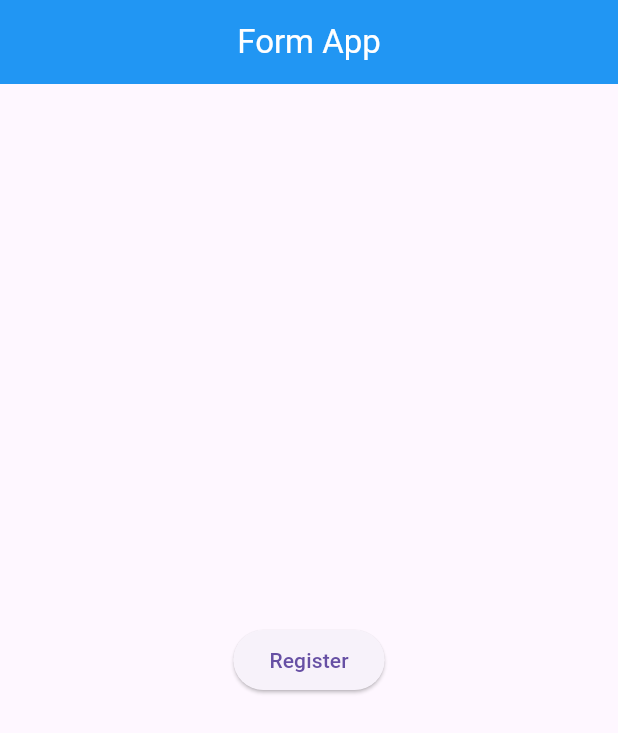
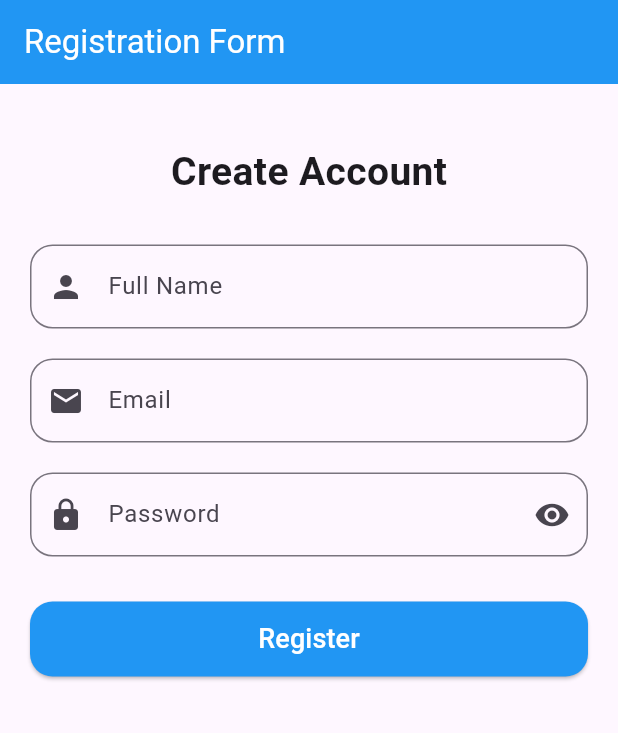
Before and after one commit to nurbalaqalym-gif/t10, a Flutter app: the screen it shows after launch, after a tap on "Register", on a phone screen of 412 x 824 dp. Shown: the top 733 px of the screen. Run offline on Flutter 3.47's test engine with Material 3 defaults, Android fonts, the phone set to English and light mode, and no system bars.

Commit message:
Initial commit

```diff
--- a/lib/main.dart
+++ b/lib/main.dart
@@ -1,6 +1,5 @@
-
 import 'package:flutter/material.dart';
-import 'register_form.dart';
+import 'package:nav_6/register_form.dart';
 
 void main() {
   runApp(const MyApp());
@@ -13,27 +12,9 @@ class MyApp extends StatelessWidget {
   Widget build(BuildContext context) {
     return MaterialApp(
       debugShowCheckedModeBanner: false,
-      home: Scaffold(
-        appBar: AppBar(
-          title: const Text('Form App'),
-          backgroundColor: Colors.blue,
-          foregroundColor: Colors.white,
-          centerTitle: true,
-        ),
-        body: Center(
-          child: ElevatedButton(
-            onPressed: () {
-              Navigator.push(
-                context,
-                MaterialPageRoute(
-                  builder: (context) => const RegisterForm(),
-                ),
-              );
-            },
-            child: const Text('Register'),
-          ),
-        ),
-      ),
+      title: 'Input Styling',
+      theme: ThemeData(primarySwatch: Colors.blue),
+      home: const RegisterPage(),
     );
   }
 }
--- a/lib/register_form.dart
+++ b/lib/register_form.dart
@@ -1,67 +1,84 @@
 import 'package:flutter/material.dart';
 
-class RegisterForm extends StatelessWidget {
-  const RegisterForm({super.key});
+class RegisterPage extends StatelessWidget {
+  const RegisterPage({super.key});
 
   @override
   Widget build(BuildContext context) {
     return Scaffold(
       appBar: AppBar(
-        title: const Text('Register Form'),
+        title: const Text('Registration Form'),
         backgroundColor: Colors.blue,
         foregroundColor: Colors.white,
       ),
-
       body: Padding(
         padding: const EdgeInsets.all(20),
-
         child: Column(
           children: [
             const SizedBox(height: 20),
 
             const Text(
-              'Registration',
-              style: TextStyle(fontSize: 25, fontWeight: FontWeight.bold),
+              'Create Account',
+              style: TextStyle(fontSize: 26, fontWeight: FontWeight.bold),
             ),
 
-            const SizedBox(height: 20),
+            const SizedBox(height: 30),
 
-            // TextField
-            const TextField(
+            TextField(
               decoration: InputDecoration(
-                labelText: 'Name',
+                labelText: 'Full Name',
                 hintText: 'Enter your name',
-                border: OutlineInputBorder(),
-                prefixIcon: Icon(Icons.person),
+                prefixIcon: const Icon(Icons.person),
+                border: OutlineInputBorder(
+                  borderRadius: BorderRadius.circular(15),
+                ),
               ),
             ),
 
             const SizedBox(height: 20),
 
-            // TextFormField
-            TextFormField(
-              decoration: const InputDecoration(
+            TextField(
+              keyboardType: TextInputType.emailAddress,
+              decoration: InputDecoration(
                 labelText: 'Email',
                 hintText: 'Enter your email',
-                border: OutlineInputBorder(),
-                prefixIcon: Icon(Icons.email),
+                prefixIcon: const Icon(Icons.email),
+                border: OutlineInputBorder(
+                  borderRadius: BorderRadius.circular(15),
+                ),
               ),
-              validator: (value) {
-                if (value == null || value.isEmpty) {
-                  return 'Please enter your email';
-                }
-                return null;
-              },
             ),
 
             const SizedBox(height: 20),
 
-            const TextField(
+            TextField(
               obscureText: true,
               decoration: InputDecoration(
                 labelText: 'Password',
-                border: OutlineInputBorder(),
-                prefixIcon: Icon(Icons.lock),
+                hintText: 'Enter password',
+                prefixIcon: const Icon(Icons.lock),
+                suffixIcon: const Icon(Icons.visibility),
+                border: OutlineInputBorder(
+                  borderRadius: BorderRadius.circular(15),
+                ),
+              ),
+            ),
+
+            const SizedBox(height: 30),
+
+            SizedBox(
+              width: double.infinity,
+              height: 50,
+              child: ElevatedButton(
+                onPressed: () {},
+                style: ElevatedButton.styleFrom(
+                  backgroundColor: Colors.blue,
+                  foregroundColor: Colors.white,
+                  shape: RoundedRectangleBorder(
+                    borderRadius: BorderRadius.circular(15),
+                  ),
+                ),
+                child: const Text('Register', style: TextStyle(fontSize: 18)),
               ),
             ),
           ],
```
